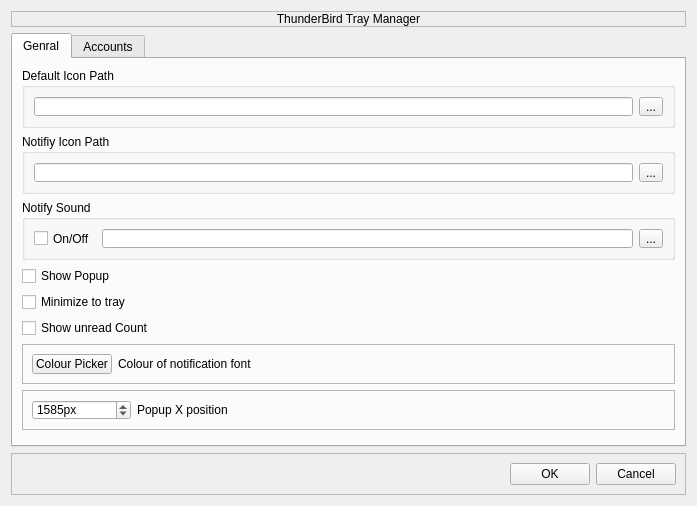
JackDinn/tbtray, file tbtrayui.ui: the form before one commit.
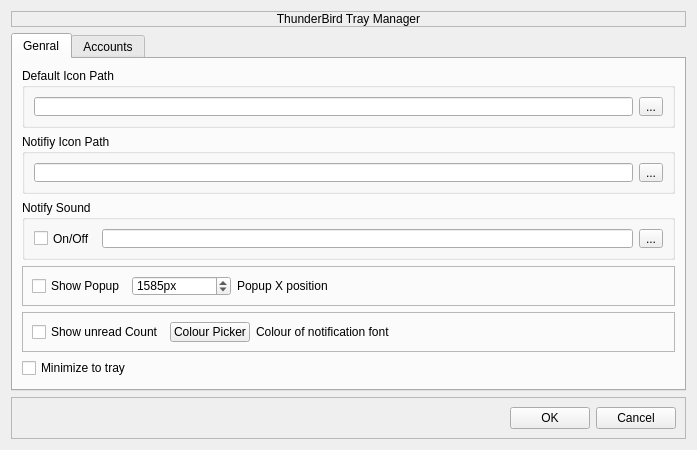
The form after the commit. Icons and pictures are not drawn.

Patch:
```diff
--- a/tbtrayui.ui
+++ b/tbtrayui.ui
@@ -7,7 +7,7 @@
     <x>0</x>
     <y>0</y>
     <width>697</width>
-    <height>506</height>
+    <height>450</height>
    </rect>
   </property>
   <property name="windowTitle">
@@ -150,72 +150,6 @@
          </layout>
         </widget>
        </item>
-       <item>
-        <widget class="QCheckBox" name="checkBox_popup">
-         <property name="text">
-          <string>Show Popup</string>
-         </property>
-        </widget>
-       </item>
-       <item>
-        <widget class="QCheckBox" name="checkbox_minimizetotray">
-         <property name="text">
-          <string>Minimize to tray</string>
-         </property>
-        </widget>
-       </item>
-       <item>
-        <widget class="QCheckBox" name="checkbox_showcount">
-         <property name="text">
-          <string>Show unread Count</string>
-         </property>
-        </widget>
-       </item>
-       <item>
-        <widget class="QFrame" name="frame_3">
-         <property name="maximumSize">
-          <size>
-           <width>16777215</width>
-           <height>40</height>
-          </size>
-         </property>
-         <property name="frameShape">
-          <enum>QFrame::StyledPanel</enum>
-         </property>
-         <property name="frameShadow">
-          <enum>QFrame::Raised</enum>
-         </property>
-         <layout class="QHBoxLayout" name="horizontalLayout_6">
-          <item>
-           <widget class="QPushButton" name="pushButton_colourpicker">
-            <property name="text">
-             <string>Colour Picker</string>
-            </property>
-           </widget>
-          </item>
-          <item>
-           <widget class="QLabel" name="label_colour">
-            <property name="text">
-             <string>Colour of notification font</string>
-            </property>
-           </widget>
-          </item>
-          <item>
-           <spacer name="horizontalSpacer_3">
-            <property name="orientation">
-             <enum>Qt::Horizontal</enum>
-            </property>
-            <property name="sizeHint" stdset="0">
-             <size>
-              <width>40</width>
-              <height>20</height>
-             </size>
-            </property>
-           </spacer>
-          </item>
-         </layout>
-        </widget>
-       </item>
        <item>
         <widget class="QFrame" name="frame_4">
          <property name="maximumSize">
@@ -231,6 +165,13 @@
           <enum>QFrame::Raised</enum>
          </property>
          <layout class="QHBoxLayout" name="horizontalLayout_7">
+          <item>
+           <widget class="QCheckBox" name="checkBox_popup">
+            <property name="text">
+             <string>Show Popup</string>
+            </property>
+           </widget>
+          </item>
           <item>
            <widget class="QSpinBox" name="spinBox_xpos">
             <property name="minimumSize">
@@ -273,6 +214,65 @@
          </layout>
         </widget>
        </item>
+       <item>
+        <widget class="QFrame" name="frame_3">
+         <property name="maximumSize">
+          <size>
+           <width>16777215</width>
+           <height>40</height>
+          </size>
+         </property>
+         <property name="frameShape">
+          <enum>QFrame::StyledPanel</enum>
+         </property>
+         <property name="frameShadow">
+          <enum>QFrame::Raised</enum>
+         </property>
+         <layout class="QHBoxLayout" name="horizontalLayout_6">
+          <item>
+           <widget class="QCheckBox" name="checkbox_showcount">
+            <property name="text">
+             <string>Show unread Count</string>
+            </property>
+           </widget>
+          </item>
+          <item>
+           <widget class="QPushButton" name="pushButton_colourpicker">
+            <property name="text">
+             <string>Colour Picker</string>
+            </property>
+           </widget>
+          </item>
+          <item>
+           <widget class="QLabel" name="label_colour">
+            <property name="text">
+             <string>Colour of notification font</string>
+            </property>
+           </widget>
+          </item>
+          <item>
+           <spacer name="horizontalSpacer_3">
+            <property name="orientation">
+             <enum>Qt::Horizontal</enum>
+            </property>
+            <property name="sizeHint" stdset="0">
+             <size>
+              <width>40</width>
+              <height>20</height>
+             </size>
+            </property>
+           </spacer>
+          </item>
+         </layout>
+        </widget>
+       </item>
+       <item>
+        <widget class="QCheckBox" name="checkbox_minimizetotray">
+         <property name="text">
+          <string>Minimize to tray</string>
+         </property>
+        </widget>
+       </item>
        <item>
         <spacer name="verticalSpacer">
          <property name="orientation">
```
